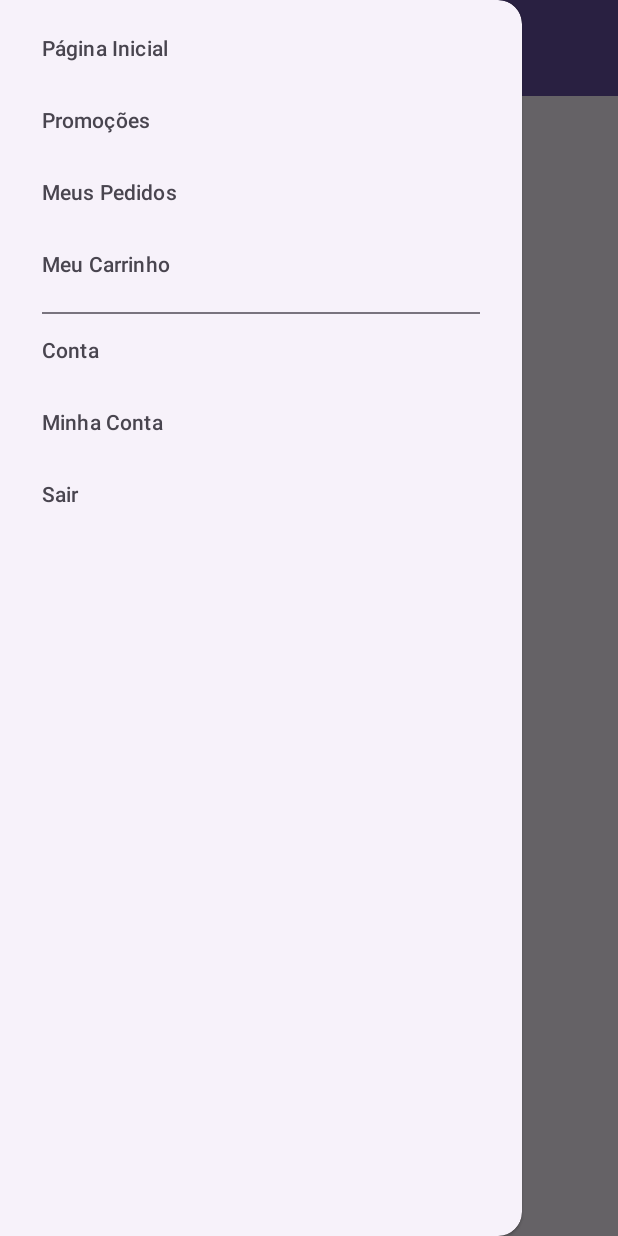
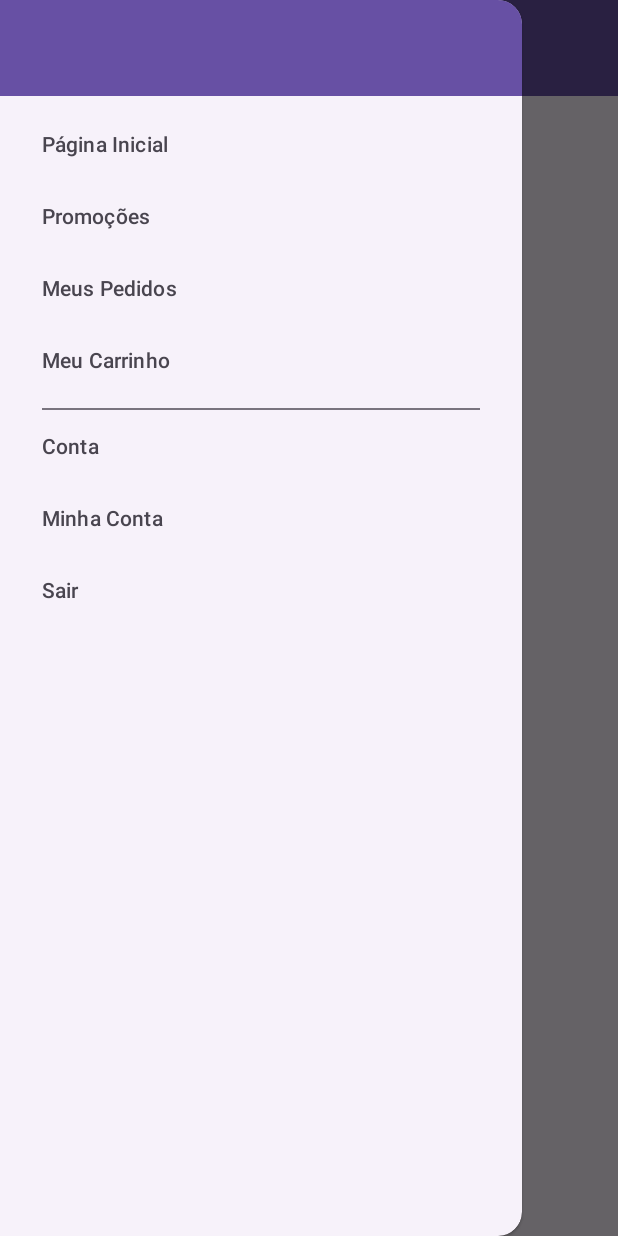
Before and after one commit to windcarvalho/LoginLLMTest, an Android app built with Jetpack Compose: the Tela_2 screen opened directly, with no data from a screen before it, with the side drawer open, on a phone screen of 412 x 824 dp. Run offline under Robolectric (Android 15) with nearby library versions, the phone set to English and light mode, and no system bars; our stand-ins replace navigation-ui.

Commit message:
finalizado bug tela 2

```diff
--- a/app/src/main/java/org/ufc/great/llm/screens/Tela_2.java
+++ b/app/src/main/java/org/ufc/great/llm/screens/Tela_2.java
@@ -18,8 +18,6 @@ import com.google.android.material.navigation.NavigationView;
 public class Tela_2 extends AppCompatActivity {
     private DrawerLayout drawerLayout;
     private NavigationView navigationView;
-    private ActionBarDrawerToggle toggle;
-    private AppBarConfiguration appBarConfiguration;
     private Toolbar toolbar;
 
     @Override
@@ -28,20 +26,11 @@ public class Tela_2 extends AppCompatActivity {
         setContentView(R.layout.activity_tela_2);
 
         drawerLayout = findViewById(R.id.drawer_layout);
-        navigationView = findViewById(R.id.nav_view);
+        navigationView = findViewById(R.id.nav_view_tela_2);
         toolbar = findViewById(R.id.toolbar);
         setSupportActionBar(toolbar);
 
         // Configuração do Navigation Drawer
-        NavController navController = Navigation.findNavController(this, R.id.nav_host_fragment_tela_2);
-
-
-        //inicio_teste
-        appBarConfiguration = new AppBarConfiguration.Builder(
-                R.id.nav_home, R.id.nav_promotions, R.id.nav_orders, R.id.nav_cart,
-                R.id.nav_account, R.id.nav_logout)
-                .setDrawerLayout(drawerLayout)
-                .build();
 
         AppBarConfiguration appBarConfiguration = new AppBarConfiguration.Builder(
                 R.id.nav_home, R.id.nav_promotions, R.id.nav_orders, R.id.nav_cart,
@@ -49,12 +38,12 @@ public class Tela_2 extends AppCompatActivity {
                 .setDrawerLayout(drawerLayout)
                 .build();
 
-        NavigationUI.setupActionBarWithNavController(this, Navigation.findNavController(this, R.id.nav_host_fragment_tela_2), appBarConfiguration);
-        NavigationUI.setupWithNavController(navigationView, Navigation.findNavController(this, R.id.nav_host_fragment_tela_2));
+//        NavigationUI.setupActionBarWithNavController(this, Navigation.findNavController(this, R.id.nav_host_fragment_tela_2), appBarConfiguration);
+//        NavigationUI.setupWithNavController(navigationView, Navigation.findNavController(this, R.id.nav_host_fragment_tela_2));
     }
 
     @Override
     public boolean onSupportNavigateUp() {
-        return NavigationUI.navigateUp(Navigation.findNavController(this, R.id.nav_host_fragment_tela_2), drawerLayout);
+        return NavigationUI.navigateUp(Navigation.findNavController(this, R.id.nav_tela_2), drawerLayout);
     }
 }
--- a/app/src/main/res/layout/activity_tela_2.xml
+++ b/app/src/main/res/layout/activity_tela_2.xml
@@ -6,6 +6,7 @@
     android:layout_width="match_parent"
     android:layout_height="match_parent"
     tools:context=".MainActivity">
+
 
     <androidx.constraintlayout.widget.ConstraintLayout
         android:layout_width="match_parent"
@@ -25,23 +26,24 @@
             android:theme="@style/ThemeOverlay.AppCompat.Dark.ActionBar"
             android:popupTheme="@style/ThemeOverlay.AppCompat.Light" />
 
-        <!-- NavHostFragment for Navigation -->
         <androidx.fragment.app.FragmentContainerView
             android:id="@+id/nav_host_fragment_tela_2"
             android:layout_width="0dp"
             android:layout_height="0dp"
             app:defaultNavHost="true"
-            app:navGraph="@navigation/nav_graph"
+            app:navGraph="@navigation/nav_tela_2"
             app:layout_constraintTop_toBottomOf="@id/toolbar"
             app:layout_constraintBottom_toBottomOf="parent"
             app:layout_constraintLeft_toLeftOf="parent"
             app:layout_constraintRight_toRightOf="parent" />
 
+        <!-- NavHostFragment for Navigation -->
+
     </androidx.constraintlayout.widget.ConstraintLayout>
 
     <!-- Layout do Navigation Drawer -->
     <com.google.android.material.navigation.NavigationView
-        android:id="@+id/nav_view"
+        android:id="@+id/nav_view_tela_2"
         android:layout_width="wrap_content"
         android:layout_height="match_parent"
         android:layout_gravity="start"
--- a/app/src/main/res/layout/activity_tela_2_nav_header.xml
+++ b/app/src/main/res/layout/activity_tela_2_nav_header.xml
@@ -5,5 +5,12 @@
     android:orientation="vertical">
 
     <!-- Adicione seu cabeçalho do menu lateral aqui -->
+    <androidx.appcompat.widget.Toolbar
+        android:id="@+id/toolbar"
+        android:layout_width="match_parent"
+        android:layout_height="match_parent"
+        android:background="?attr/colorPrimary"
+        android:popupTheme="@style/ThemeOverlay.AppCompat.Light"
+        android:theme="@style/ThemeOverlay.AppCompat.Dark.ActionBar" />
 
 </LinearLayout>
--- /dev/null
+++ b/app/src/main/res/navigation/nav_tela_2.xml
@@ -0,0 +1,48 @@
+<?xml version="1.0" encoding="utf-8"?>
+<navigation xmlns:android="http://schemas.android.com/apk/res/android"
+    xmlns:app="http://schemas.android.com/apk/res-auto"
+    xmlns:tools="http://schemas.android.com/tools"
+    android:id="@+id/nav_tela_2"
+    app:startDestination="@id/nav_home">
+
+
+    <fragment
+        android:id="@+id/nav_home"
+        android:name="com.example.menulateralllmtest.FirstFragment"
+        android:label="Home"
+        tools:layout="@layout/fragment_first" />
+
+    <!-- Fragment for Promotions -->
+    <fragment
+        android:id="@+id/nav_promotions"
+        android:name="com.example.menulateralllmtest.FirstFragment"
+        android:label="Promotions"
+        tools:layout="@layout/fragment_first" />
+
+    <!-- Fragment for Orders -->
+    <fragment
+        android:id="@+id/nav_orders"
+        android:name="com.example.menulateralllmtest.FirstFragment"
+        android:label="Orders"
+        tools:layout="@layout/fragment_first" />
+
+    <!-- Fragment for Cart -->
+    <fragment
+        android:id="@+id/nav_cart"
+        android:name="com.example.menulateralllmtest.FirstFragment"
+        android:label="Cart"
+        tools:layout="@layout/fragment_first" />
+
+    <!-- Fragment for Account -->
+    <fragment
+        android:id="@+id/nav_account"
+        android:name="com.example.menulateralllmtest.FirstFragment"
+        android:label="Account"
+        tools:layout="@layout/fragment_first" />
+
+    <!-- Action for Logout -->
+    <action
+        android:id="@+id/nav_logout"
+        app:destination="@id/SecondFragment"/>
+
+</navigation>
```
